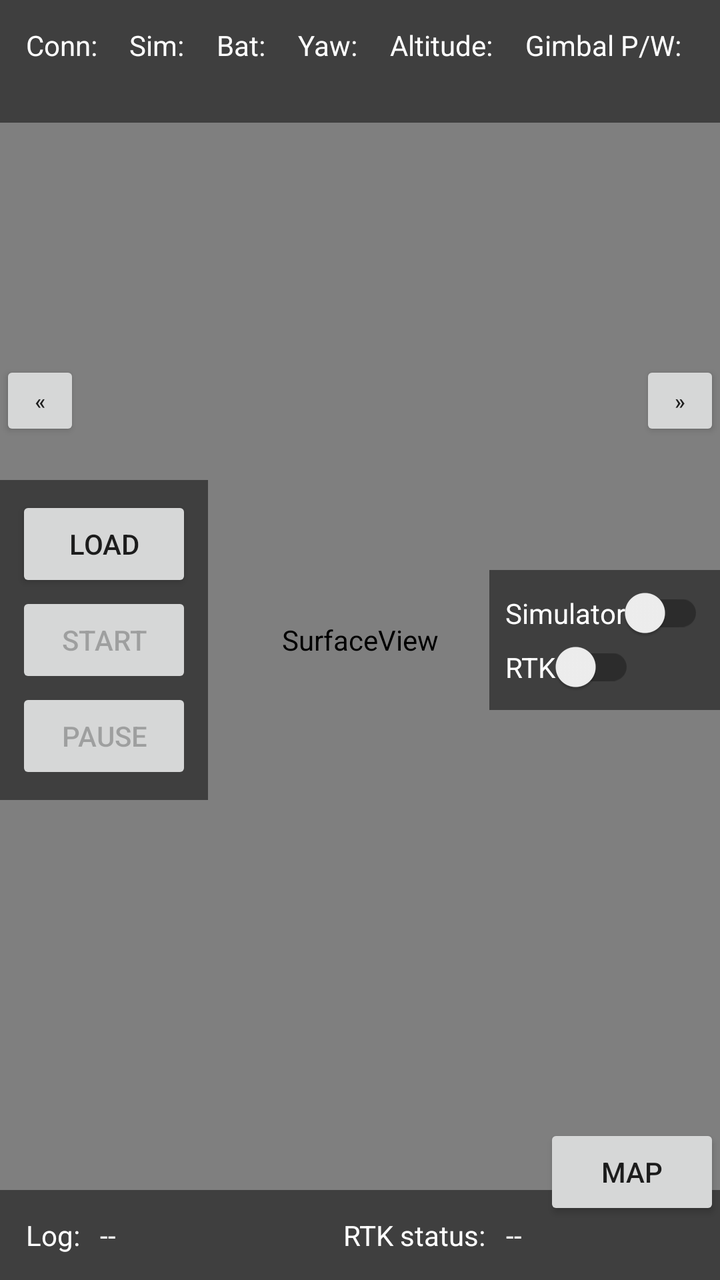
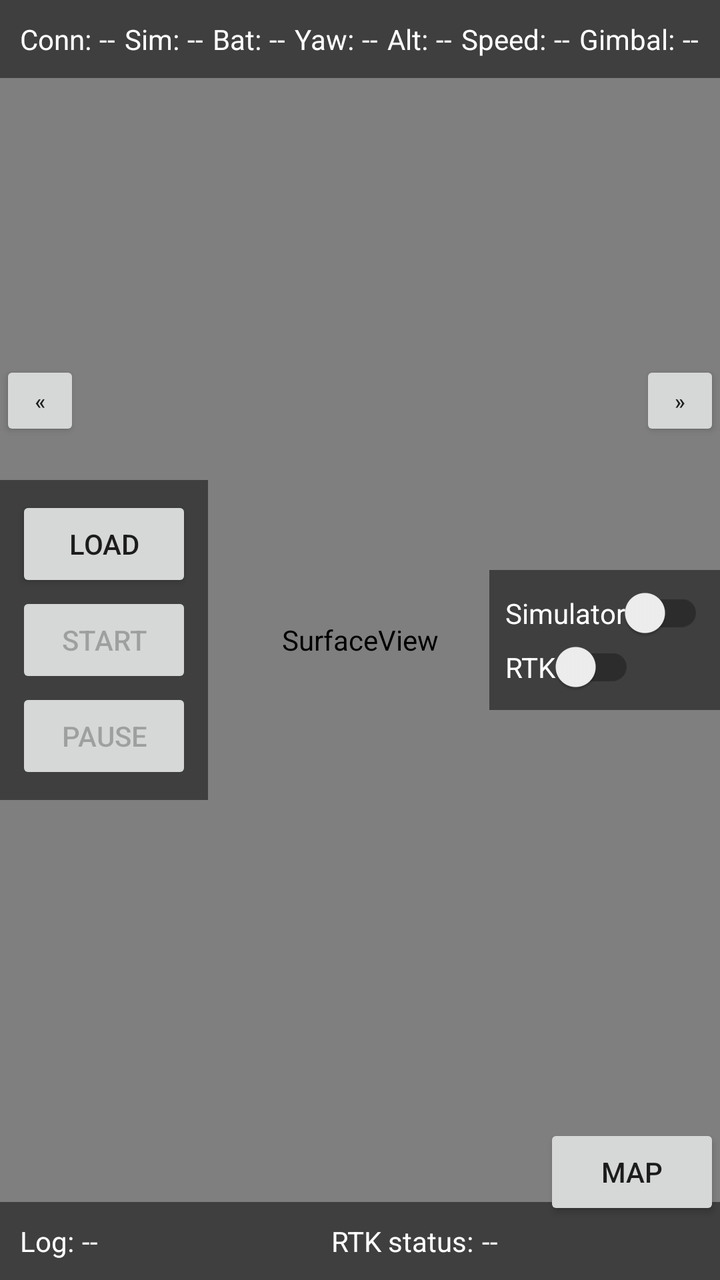

Two renders of the same Android screen: before a commit and after it. Below are the layout's source before the change and the commit's diff.
<!-- AndroidManifest.xml: activity theme Theme.AppCompat.Light.NoActionBar -->
<!-- res/layout/activity_main.xml -->
<FrameLayout
    xmlns:android="http://schemas.android.com/apk/res/android"
    android:layout_width="match_parent"
    android:layout_height="match_parent">

    
    <SurfaceView
        android:id="@+id/sv_camera_stream"
        android:layout_width="match_parent"
        android:layout_height="match_parent"
        android:visibility="visible" />

    <org.maplibre.android.maps.MapView
        android:id="@+id/map_view"
        android:layout_width="match_parent"
        android:layout_height="match_parent"
        android:visibility="gone" />

    
    
    <LinearLayout
        android:id="@+id/sliding_panel_left"
        android:layout_width="wrap_content"
        android:layout_height="wrap_content"
        android:layout_gravity="center_vertical|start"
        android:orientation="vertical"
        android:background="#80000000"
        android:padding="8dp"
        android:translationX="0dp"> 

        
        <Button
            android:id="@+id/button_load_mission"
            android:layout_width="wrap_content"
            android:layout_height="wrap_content"
            android:text="@string/load_mission_button"
            android:layout_gravity="center_vertical|start" />

        
        <Button
            android:id="@+id/button_start_stop_mission"
            android:layout_width="wrap_content"
            android:layout_height="wrap_content"
            android:text="@string/start_mission_button"
            android:enabled="false"
            android:layout_gravity="center_vertical|start" />

        <Button
            android:id="@+id/button_pause_resume_mission"
            android:layout_width="wrap_content"
            android:layout_height="wrap_content"
            android:text="@string/pause_mission_button"
            android:enabled="false"
            android:layout_gravity="center_vertical|start"             />
    </LinearLayout>

    
    <Button
        android:id="@+id/button_toggle_panel_left"
        android:layout_width="40dp"
        android:layout_height="40dp"
        android:layout_gravity="center_vertical|start"
        android:layout_marginStart="0dp"
        android:layout_marginTop="-120dp"
        android:text="@string/slide_left"
        android:textSize="11sp"
        android:padding="2dp" />


    
    <LinearLayout
        android:id="@+id/sliding_panel_right"
        android:layout_width="wrap_content"
        android:layout_height="wrap_content"
        android:layout_gravity="center_vertical|end"
        android:orientation="vertical"
        android:background="#80000000"
        android:padding="8dp"
        android:translationX="0dp"> 

        
        <com.google.android.material.switchmaterial.SwitchMaterial
            android:id="@+id/switch_simulator"
            android:layout_width="wrap_content"
            android:layout_height="wrap_content"
            android:textColor="#FFFFFF"
            android:text="@string/simulator_switch" />

        
        <com.google.android.material.switchmaterial.SwitchMaterial
            android:id="@+id/switch_rtk"
            android:layout_width="wrap_content"
            android:layout_height="wrap_content"
            android:textColor="#FFFFFF"
            android:text="@string/rtk_switch" />
    </LinearLayout>

    <Button
        android:id="@+id/button_toggle_panel_right"
        android:layout_width="40dp"
        android:layout_height="40dp"
        android:layout_gravity="center_vertical|end"
        android:layout_marginEnd="0dp"
        android:layout_marginTop="-120dp"
        android:text="@string/slide_right"
        android:textSize="11sp"
        android:padding="2dp" />

    
    <Button
        android:id="@+id/button_toggle_view"
        android:layout_width="wrap_content"
        android:layout_height="wrap_content"
        android:text="@string/map_button"
        android:layout_marginBottom="30dp"
        android:layout_gravity="bottom|end" />


    
    <LinearLayout
        android:layout_width="match_parent"
        android:layout_height="wrap_content"
        android:layout_gravity="top|center_horizontal"
        android:orientation="horizontal"
        android:padding="8dp"
        android:background="#80000000"> 

        
        <TextView
            android:layout_width="wrap_content"
            android:layout_height="wrap_content"
            android:text="@string/connection_label"
            android:textColor="#FFFFFF"
            android:layout_gravity="start"
            android:padding="5dp" />

        <TextView
            android:id="@+id/textview_is_drone_connected"
            android:layout_width="0dp"
            android:layout_height="wrap_content"
            android:text="@string/empty_label"
            android:textColor="#FFFFFF"
            android:layout_gravity="end"
            android:padding="5dp"
            android:layout_weight="1" /> 

        
        <TextView
            android:layout_width="wrap_content"
            android:layout_height="wrap_content"
            android:text="@string/simulator_label"
            android:textColor="#FFFFFF"
            android:layout_gravity="start"
            android:padding="5dp" />

        <TextView
            android:id="@+id/textview_is_simulator_on"
            android:layout_width="0dp"
            android:layout_height="wrap_content"
            android:text="@string/empty_label"
            android:textColor="#FFFFFF"
            android:layout_gravity="end"
            android:padding="5dp"
            android:layout_weight="1" /> 

        
        <TextView
            android:layout_width="wrap_content"
            android:layout_height="wrap_content"
            android:text="@string/battery_label"
            android:textColor="#FFFFFF"
            android:layout_gravity="start"
            android:padding="5dp" />

        <TextView
            android:id="@+id/textview_battery"
            android:layout_width="0dp"
            android:layout_height="wrap_content"
            android:text="@string/empty_label"
            android:textColor="#FFFFFF"
            android:layout_gravity="end"
            android:padding="5dp"
            android:layout_weight="1" /> 

        
        <TextView
            android:layout_width="wrap_content"
            android:layout_height="wrap_content"
            android:text="@string/drone_yaw_label"
            android:textColor="#FFFFFF"
            android:layout_gravity="start"
            android:padding="5dp" />

        <TextView
            android:id="@+id/textview_drone_yaw"
            android:layout_width="0dp"
            android:layout_height="wrap_content"
            android:text="@string/empty_label"
            android:textColor="#FFFFFF"
            android:layout_gravity="end"
            android:padding="5dp"
            android:layout_weight="1" /> 

        
        <TextView
            android:layout_width="wrap_content"
            android:layout_height="wrap_content"
            android:text="@string/drone_altitude_label"
            android:textColor="#FFFFFF"
            android:layout_gravity="start"
            android:padding="5dp" />

        <TextView
            android:id="@+id/textview_drone_altitude"
            android:layout_width="0dp"
            android:layout_height="wrap_content"
            android:text="@string/empty_label"
            android:textColor="#FFFFFF"
            android:layout_gravity="end"
            android:padding="5dp"
            android:layout_weight="1" /> 

        
        <TextView
            android:layout_width="wrap_content"
            android:layout_height="wrap_content"
            android:text="@string/gimbal_label"
            android:textColor="#FFFFFF"
            android:layout_gravity="start"
            android:padding="5dp" />

        <TextView
            android:id="@+id/textview_gimbal_pitch_yaw"
            android:layout_width="0dp"
            android:layout_height="wrap_content"
            android:text="@string/empty_label"
            android:textColor="#FFFFFF"
            android:layout_gravity="end"
            android:padding="5dp"
            android:layout_weight="1" /> 
    </LinearLayout>


    
    <LinearLayout
        android:layout_width="match_parent"
        android:layout_height="wrap_content"
        android:layout_gravity="bottom|center_horizontal"
        android:orientation="horizontal"
        android:padding="8dp"
        android:background="#80000000"> 

        
        <TextView
            android:layout_width="wrap_content"
            android:layout_height="wrap_content"
            android:text="@string/log_label"
            android:textColor="#FFFFFF"
            android:padding="5dp" />

        
        <TextView
            android:id="@+id/textview_log"
            android:layout_width="wrap_content"
            android:layout_height="wrap_content"
            android:text="@string/empty_label"
            android:textColor="#FFFFFF"
            android:padding="5dp"
            android:layout_weight="1" />

        
        <TextView
            android:layout_width="wrap_content"
            android:layout_height="wrap_content"
            android:text="@string/rtk_label"
            android:textColor="#FFFFFF"
            android:padding="5dp" />

        
        <TextView
            android:id="@+id/textview_rtk"
            android:layout_width="0dp"
            android:layout_height="wrap_content"
            android:text="@string/empty_label"
            android:textColor="#FFFFFF"
            android:padding="5dp"
            android:layout_weight="1" />
    </LinearLayout>


</FrameLayout>
<!-- resources referenced by this layout -->
<resources>
  <string name="battery_label">Bat:</string>
  <string name="connection_label">Conn:</string>
  <string name="drone_altitude_label">Altitude:</string>
  <string name="drone_yaw_label">Yaw:</string>
  <string name="empty_label">--</string>
  <string name="gimbal_label">Gimbal P/W:</string>
  <string name="load_mission_button">Load</string>
  <string name="log_label">Log:</string>
  <string name="map_button">Map</string>
  <string name="pause_mission_button">Pause</string>
  <string name="rtk_label">RTK status:</string>
  <string name="rtk_switch">RTK</string>
  <string name="simulator_label">Sim:</string>
  <string name="simulator_switch">Simulator</string>
  <string name="slide_left">«</string>
  <string name="slide_right">»</string>
  <string name="start_mission_button">Start</string>
</resources>

<!-- the commit's change to res/layout/activity_main.xml (unified diff, before → after) -->
@@ -132,7 +132,7 @@
             android:text="@string/connection_label"
             android:textColor="#FFFFFF"
             android:layout_gravity="start"
-            android:padding="5dp" />
+            android:padding="2dp" />
 
         <TextView
             android:id="@+id/textview_is_drone_connected"
@@ -141,7 +141,7 @@
             android:text="@string/empty_label"
             android:textColor="#FFFFFF"
             android:layout_gravity="end"
-            android:padding="5dp"
+            android:padding="2dp"
             android:layout_weight="1" /> 
 
         
@@ -151,7 +151,7 @@
             android:text="@string/simulator_label"
             android:textColor="#FFFFFF"
             android:layout_gravity="start"
-            android:padding="5dp" />
+            android:padding="2dp" />
 
         <TextView
             android:id="@+id/textview_is_simulator_on"
@@ -160,7 +160,7 @@
             android:text="@string/empty_label"
             android:textColor="#FFFFFF"
             android:layout_gravity="end"
-            android:padding="5dp"
+            android:padding="2dp"
             android:layout_weight="1" /> 
 
         
@@ -170,7 +170,7 @@
             android:text="@string/battery_label"
             android:textColor="#FFFFFF"
             android:layout_gravity="start"
-            android:padding="5dp" />
+            android:padding="2dp" />
 
         <TextView
             android:id="@+id/textview_battery"
@@ -179,7 +179,7 @@
             android:text="@string/empty_label"
             android:textColor="#FFFFFF"
             android:layout_gravity="end"
-            android:padding="5dp"
+            android:padding="2dp"
             android:layout_weight="1" /> 
 
         
@@ -189,7 +189,7 @@
             android:text="@string/drone_yaw_label"
             android:textColor="#FFFFFF"
             android:layout_gravity="start"
-            android:padding="5dp" />
+            android:padding="2dp" />
 
         <TextView
             android:id="@+id/textview_drone_yaw"
@@ -198,7 +198,7 @@
             android:text="@string/empty_label"
             android:textColor="#FFFFFF"
             android:layout_gravity="end"
-            android:padding="5dp"
+            android:padding="2dp"
             android:layout_weight="1" /> 
 
         
@@ -208,7 +208,7 @@
             android:text="@string/drone_altitude_label"
             android:textColor="#FFFFFF"
             android:layout_gravity="start"
-            android:padding="5dp" />
+            android:padding="2dp" />
 
         <TextView
             android:id="@+id/textview_drone_altitude"
@@ -217,7 +217,26 @@
             android:text="@string/empty_label"
             android:textColor="#FFFFFF"
             android:layout_gravity="end"
-            android:padding="5dp"
+            android:padding="2dp"
+            android:layout_weight="1" /> 
+
+        
+        <TextView
+            android:layout_width="wrap_content"
+            android:layout_height="wrap_content"
+            android:text="@string/drone_speed_label"
+            android:textColor="#FFFFFF"
+            android:layout_gravity="start"
+            android:padding="2dp" />
+
+        <TextView
+            android:id="@+id/textview_drone_speed"
+            android:layout_width="0dp"
+            android:layout_height="wrap_content"
+            android:text="@string/empty_label"
+            android:textColor="#FFFFFF"
+            android:layout_gravity="end"
+            android:padding="2dp"
             android:layout_weight="1" /> 
 
         
@@ -227,7 +246,7 @@
             android:text="@string/gimbal_label"
             android:textColor="#FFFFFF"
             android:layout_gravity="start"
-            android:padding="5dp" />
+            android:padding="2dp" />
 
         <TextView
             android:id="@+id/textview_gimbal_pitch_yaw"
@@ -236,7 +255,7 @@
             android:text="@string/empty_label"
             android:textColor="#FFFFFF"
             android:layout_gravity="end"
-            android:padding="5dp"
+            android:padding="2dp"
             android:layout_weight="1" /> 
     </LinearLayout>
 
@@ -256,7 +275,7 @@
             android:layout_height="wrap_content"
             android:text="@string/log_label"
             android:textColor="#FFFFFF"
-            android:padding="5dp" />
+            android:padding="2dp" />
 
         
         <TextView
@@ -265,7 +284,7 @@
             android:layout_height="wrap_content"
             android:text="@string/empty_label"
             android:textColor="#FFFFFF"
-            android:padding="5dp"
+            android:padding="2dp"
             android:layout_weight="1" />
 
         
@@ -274,7 +293,7 @@
             android:layout_height="wrap_content"
             android:text="@string/rtk_label"
             android:textColor="#FFFFFF"
-            android:padding="5dp" />
+            android:padding="2dp" />
 
         
         <TextView
@@ -283,7 +302,7 @@
             android:layout_height="wrap_content"
             android:text="@string/empty_label"
             android:textColor="#FFFFFF"
-            android:padding="5dp"
+            android:padding="2dp"
             android:layout_weight="1" />
     </LinearLayout>
 
<!-- resource entries referenced after the edit -->
@@ -2,10 +2,11 @@
 <resources>
   <string name="battery_label">Bat:</string>
   <string name="connection_label">Conn:</string>
-  <string name="drone_altitude_label">Altitude:</string>
+  <string name="drone_altitude_label">Alt:</string>
+  <string name="drone_speed_label">Speed:</string>
   <string name="drone_yaw_label">Yaw:</string>
   <string name="empty_label">--</string>
-  <string name="gimbal_label">Gimbal P/W:</string>
+  <string name="gimbal_label">Gimbal:</string>
   <string name="load_mission_button">Load</string>
   <string name="log_label">Log:</string>
   <string name="map_button">Map</string>
